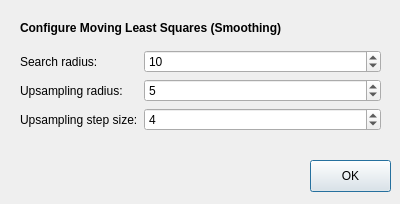
Above: visualization/cave_view/mlsparamsdialog.ui from mathieu-clement/cs690-cave-surveying before the change. Below: the same form after it.
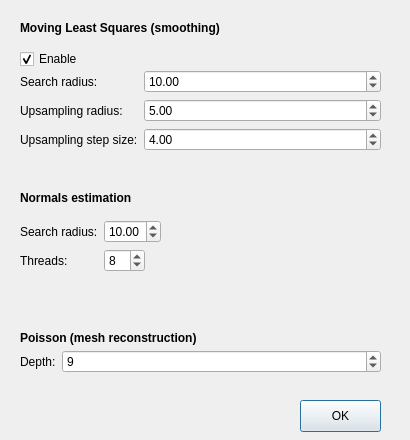
That is the form after the change.

Commit message: Make all parameters (except polynomial order) configurable Use spin boxes with double precision Allow to disable smoothing Remove mesh construction algorithm from UI

Diff of the .ui file:
```diff
--- a/visualization/cave_view/mlsparamsdialog.ui
+++ b/visualization/cave_view/mlsparamsdialog.ui
@@ -6,8 +6,8 @@
    <rect>
     <x>0</x>
     <y>0</y>
-    <width>400</width>
-    <height>204</height>
+    <width>410</width>
+    <height>440</height>
    </rect>
   </property>
   <property name="windowTitle">
@@ -29,14 +29,14 @@
     </font>
    </property>
    <property name="text">
-    <string>Configure Moving Least Squares (Smoothing)</string>
+    <string>Moving Least Squares (smoothing)</string>
    </property>
   </widget>
   <widget class="QWidget" name="formLayoutWidget">
    <property name="geometry">
     <rect>
      <x>20</x>
-     <y>50</y>
+     <y>70</y>
      <width>361</width>
      <height>94</height>
     </rect>
@@ -49,13 +49,6 @@
       </property>
      </widget>
     </item>
-    <item row="0" column="1">
-     <widget class="QSpinBox" name="searchRadiusSpinBox">
-      <property name="value">
-       <number>10</number>
-      </property>
-     </widget>
-    </item>
     <item row="1" column="0">
      <widget class="QLabel" name="label_3">
       <property name="text">
@@ -63,13 +56,6 @@
       </property>
      </widget>
     </item>
-    <item row="1" column="1">
-     <widget class="QSpinBox" name="upsamplingRadiusSpinBox">
-      <property name="value">
-       <number>5</number>
-      </property>
-     </widget>
-    </item>
     <item row="2" column="0">
      <widget class="QLabel" name="label_4">
       <property name="text">
@@ -77,10 +63,24 @@
       </property>
      </widget>
     </item>
+    <item row="0" column="1">
+     <widget class="QDoubleSpinBox" name="mlsSearchRadiusSpinBox">
+      <property name="value">
+       <double>10.000000000000000</double>
+      </property>
+     </widget>
+    </item>
+    <item row="1" column="1">
+     <widget class="QDoubleSpinBox" name="mlsUpsamplingRadiusSpinBox">
+      <property name="value">
+       <double>5.000000000000000</double>
+      </property>
+     </widget>
+    </item>
     <item row="2" column="1">
-     <widget class="QSpinBox" name="upsamplingStepSizeSpinBox">
+     <widget class="QDoubleSpinBox" name="mlsUpsamplingStepSizeSpinBox">
       <property name="value">
-       <number>4</number>
+       <double>4.000000000000000</double>
       </property>
      </widget>
     </item>
@@ -89,8 +89,8 @@
   <widget class="QPushButton" name="okButton">
    <property name="geometry">
     <rect>
-     <x>310</x>
-     <y>160</y>
+     <x>300</x>
+     <y>400</y>
      <width>81</width>
      <height>32</height>
     </rect>
@@ -99,6 +99,129 @@
     <string>OK</string>
    </property>
   </widget>
+  <widget class="QCheckBox" name="mlsEnableCheckBox">
+   <property name="geometry">
+    <rect>
+     <x>20</x>
+     <y>50</y>
+     <width>85</width>
+     <height>18</height>
+    </rect>
+   </property>
+   <property name="text">
+    <string>Enable</string>
+   </property>
+   <property name="checked">
+    <bool>true</bool>
+   </property>
+  </widget>
+  <widget class="QLabel" name="label_5">
+   <property name="geometry">
+    <rect>
+     <x>20</x>
+     <y>190</y>
+     <width>361</width>
+     <height>16</height>
+    </rect>
+   </property>
+   <property name="font">
+    <font>
+     <weight>75</weight>
+     <bold>true</bold>
+    </font>
+   </property>
+   <property name="text">
+    <string>Normals estimation</string>
+   </property>
+  </widget>
+  <widget class="QWidget" name="formLayoutWidget_2">
+   <property name="geometry">
+    <rect>
+     <x>20</x>
+     <y>220</y>
+     <width>361</width>
+     <height>81</height>
+    </rect>
+   </property>
+   <layout class="QFormLayout" name="formLayout_2">
+    <property name="fieldGrowthPolicy">
+     <enum>QFormLayout::FieldsStayAtSizeHint</enum>
+    </property>
+    <item row="2" column="0">
+     <widget class="QLabel" name="label_6">
+      <property name="text">
+       <string>Threads:</string>
+      </property>
+     </widget>
+    </item>
+    <item row="2" column="1">
+     <widget class="QSpinBox" name="normalsThreadsSpinBox">
+      <property name="value">
+       <number>8</number>
+      </property>
+     </widget>
+    </item>
+    <item row="1" column="0">
+     <widget class="QLabel" name="label_7">
+      <property name="text">
+       <string>Search radius:</string>
+      </property>
+     </widget>
+    </item>
+    <item row="1" column="1">
+     <widget class="QDoubleSpinBox" name="normalsSearchRadiusSpinBox">
+      <property name="value">
+       <double>10.000000000000000</double>
+      </property>
+     </widget>
+    </item>
+   </layout>
+  </widget>
+  <widget class="QLabel" name="label_8">
+   <property name="geometry">
+    <rect>
+     <x>20</x>
+     <y>330</y>
+     <width>361</width>
+     <height>16</height>
+    </rect>
+   </property>
+   <property name="font">
+    <font>
+     <weight>75</weight>
+     <bold>true</bold>
+    </font>
+   </property>
+   <property name="text">
+    <string>Poisson (mesh reconstruction)</string>
+   </property>
+  </widget>
+  <widget class="QWidget" name="formLayoutWidget_3">
+   <property name="geometry">
+    <rect>
+     <x>20</x>
+     <y>350</y>
+     <width>361</width>
+     <height>31</height>
+    </rect>
+   </property>
+   <layout class="QFormLayout" name="formLayout_3">
+    <item row="0" column="0">
+     <widget class="QLabel" name="label_9">
+      <property name="text">
+       <string>Depth:</string>
+      </property>
+     </widget>
+    </item>
+    <item row="0" column="1">
+     <widget class="QSpinBox" name="poissonDepthSpinBox">
+      <property name="value">
+       <number>9</number>
+      </property>
+     </widget>
+    </item>
+   </layout>
+  </widget>
  </widget>
  <resources/>
  <connections>
```
The commit also changes 6 other files.
